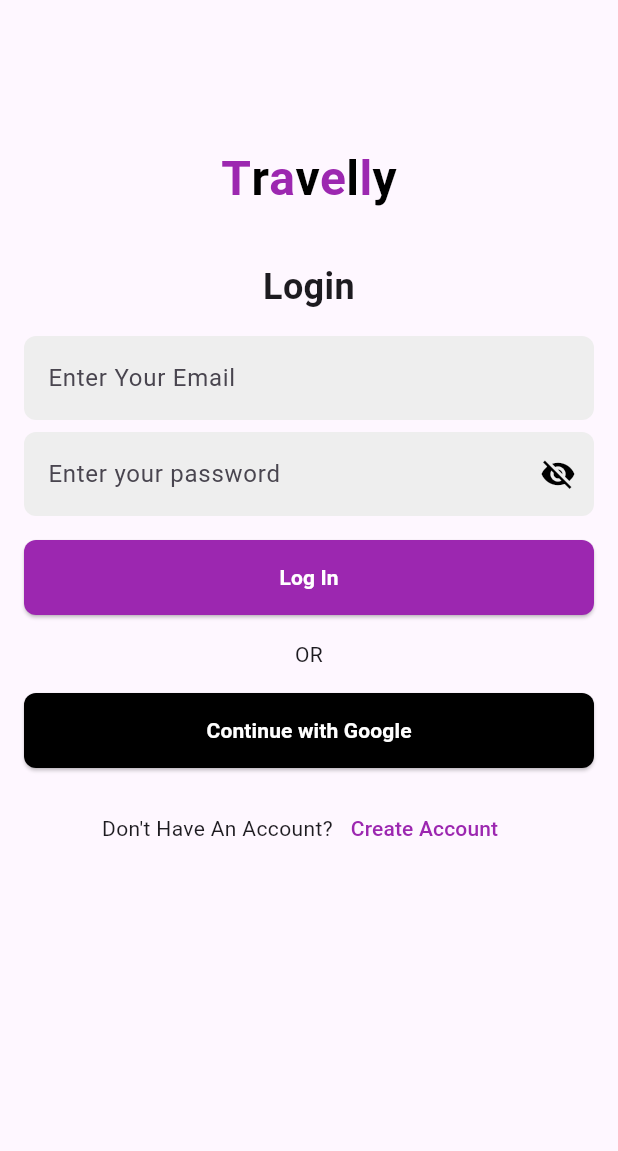
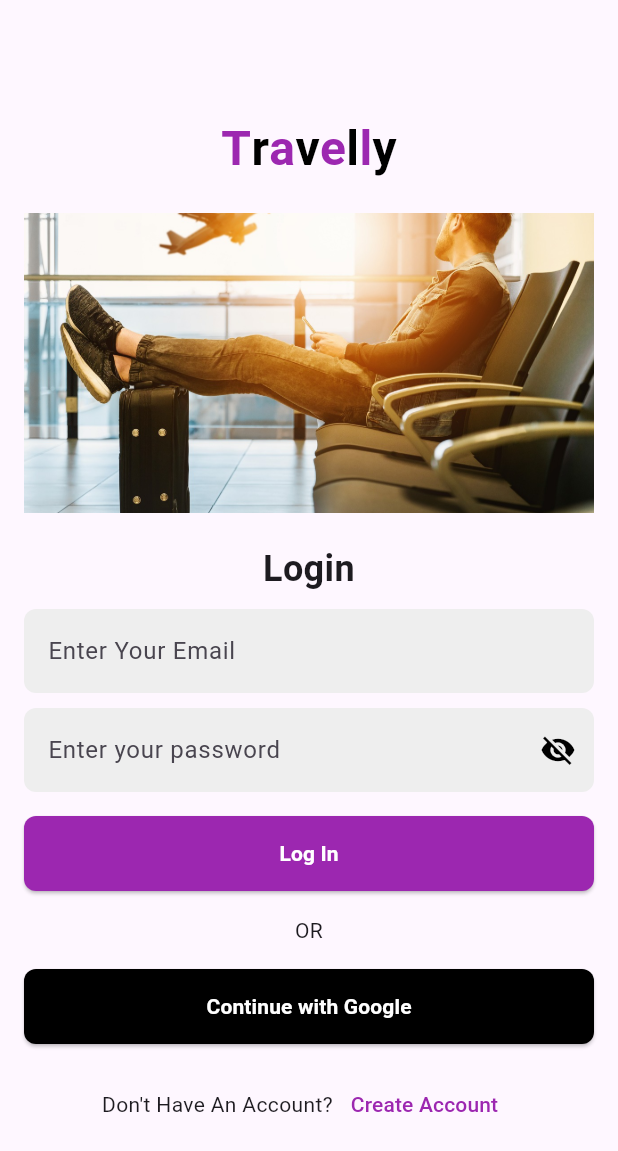
Before and after one commit to DaniyalLilani/Travelly, a Flutter app: the screen it shows after launch, on a phone screen of 412 x 824 dp. Shown: the top 1151 px of the screen. Run offline on Flutter 3.47's test engine with Material 3 defaults, Android fonts, the phone set to English and light mode, and no system bars; our stand-ins replace cloud_firestore, firebase_auth, firebase_core, flutter_dotenv, flutter_local_notifications, flutter_map and 7 more; missing offline and left inert: flutter_map_marker_cluster; accounts and stored records are empty.

```diff
--- a/lib/main.dart
+++ b/lib/main.dart
@@ -28,6 +28,7 @@ void main() async {
     name: 'com.travelly.app', // this gets around duplicate firebase name issue
     options: DefaultFirebaseOptions.currentPlatform,
   );
+
   initializeNotifications();
   await dotenv.load(fileName: '.mapkey.env');
 
--- a/lib/screens/auth/login_screen.dart
+++ b/lib/screens/auth/login_screen.dart
@@ -1,6 +1,7 @@
 import 'package:flutter/material.dart';
 import 'package:firebase_auth/firebase_auth.dart';
 import '../../widgets/travelly_logo.dart';
+import 'package:travelly/main.dart'; // Import main for navigation
 
 class LoginScreen extends StatefulWidget {
   @override
@@ -20,7 +21,7 @@ class _LoginScreenState extends State<LoginScreen> {
         email: emailController.text.trim(),
         password: passwordController.text.trim(),
       );
-      Navigator.of(context).pushReplacementNamed('/main');
+      Navigator.of(context).pushReplacementNamed('/main'); // Navigate to main screen
     } catch (e) {
       print(e);
       ScaffoldMessenger.of(context).showSnackBar(
@@ -39,24 +40,37 @@ class _LoginScreenState extends State<LoginScreen> {
     return Scaffold(
       body: SingleChildScrollView(
         child: Padding(
-          padding: EdgeInsets.all(16.0),
+          padding: const EdgeInsets.all(16.0),
           child: Column(
             mainAxisAlignment: MainAxisAlignment.center,
             crossAxisAlignment: CrossAxisAlignment.stretch,
             children: [
-              const SizedBox(height: 80),
-              TravellyLogo(isLoginOrSignup: true,),
-              const SizedBox(height: 32),
+              const SizedBox(height: 60),
+              TravellyLogo(isLoginOrSignup: true),
+              const SizedBox(height: 20),
+
+              Center(
+                child: Image.asset(
+                  'login.jpg',
+                  height: 200,
+                  width: double.infinity,
+                  fit: BoxFit.cover,
+                ),
+              ),
+              const SizedBox(height: 20),
               const Text(
                 'Login',
+                style: TextStyle(
+                  fontSize: 24,
+                  fontWeight: FontWeight.bold,
+                ),
                 textAlign: TextAlign.center,
-                style: TextStyle(fontSize: 24, fontWeight: FontWeight.bold),
               ),
-              const SizedBox(height: 16),
+              const SizedBox(height: 10),
               TextField(
                 controller: emailController,
                 decoration: InputDecoration(
-                  hintText: 'Enter Your Email',
+                  hintText: "Enter Your Email",
                   filled: true,
                   fillColor: isDarkMode ? Colors.grey[700] : Colors.grey[200],
                   border: OutlineInputBorder(
@@ -66,18 +80,12 @@ class _LoginScreenState extends State<LoginScreen> {
                 ),
                 keyboardType: TextInputType.emailAddress,
               ),
-              const SizedBox(height: 8),
+              const SizedBox(height: 10),
               TextField(
                 controller: passwordController,
                 obscureText: !_isPasswordVisible,
                 decoration: InputDecoration(
-                  hintText: 'Enter your password',
-                  filled: true,
-                  fillColor: isDarkMode ? Colors.grey[700] : Colors.grey[200],
-                  border: OutlineInputBorder(
-                    borderRadius: BorderRadius.circular(8),
-                    borderSide: BorderSide.none,
-                  ),
+                  hintText: "Enter your password",
                   suffixIcon: IconButton(
                     icon: Icon(
                       _isPasswordVisible ? Icons.visibility : Icons.visibility_off,
@@ -88,6 +96,12 @@ class _LoginScreenState extends State<LoginScreen> {
                         _isPasswordVisible = !_isPasswordVisible;
                       });
                     },
+                  ),
+                  filled: true,
+                  fillColor: isDarkMode ? Colors.grey[700] : Colors.grey[200],
+                  border: OutlineInputBorder(
+                    borderRadius: BorderRadius.circular(8),
+                    borderSide: BorderSide.none,
                   ),
                 ),
                 style: TextStyle(color: isDarkMode ? Colors.white : Colors.black),  // Text color fix for dark mode
@@ -118,7 +132,7 @@ class _LoginScreenState extends State<LoginScreen> {
               const SizedBox(height: 16),
               ElevatedButton(
                 onPressed: () {
-                  // Yet to implement Google sign-in logic
+                  // Implement Google Sign-In logic here
                 },
                 style: ElevatedButton.styleFrom(
                   backgroundColor: Colors.black,
--- a/pubspec.yaml
+++ b/pubspec.yaml
@@ -34,6 +34,7 @@ dependencies:
   geocoding: ^3.0.0
   geolocator: ^13.0.2
 
+
 dev_dependencies:
   flutter_test:
     sdk: flutter
@@ -46,7 +47,7 @@ flutter:
   assets:
 
     - .mapkey.env
-
+    - login.jpg
     - lib/assets/
   #   - images/a_dot_burr.jpeg
   #   - images/a_dot_ham.jpeg
```
Also changed, not shown: lib/maps/map_view.dart (+33 -11 lines), lib/maps/search_map.dart (added, +67 -0 lines), lib/screens/home_screen.dart (+37 -33 lines), lib/maps/map.dart (line endings or trailing spaces), login.jpg (added).
